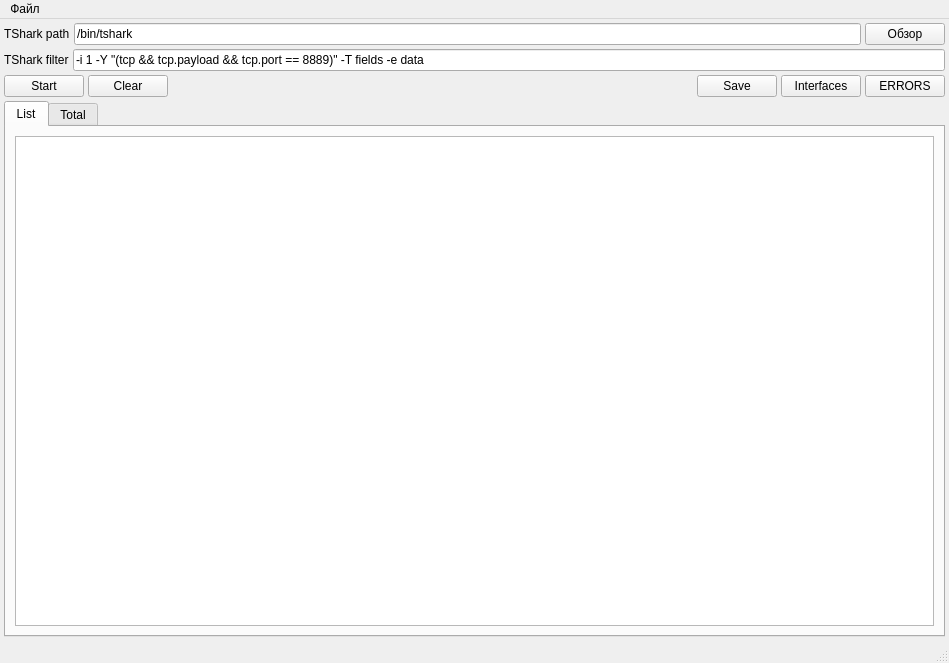
Before: the Qt Designer form mainwindow.ui in eSkry/GPC, drawn with Qt 5.
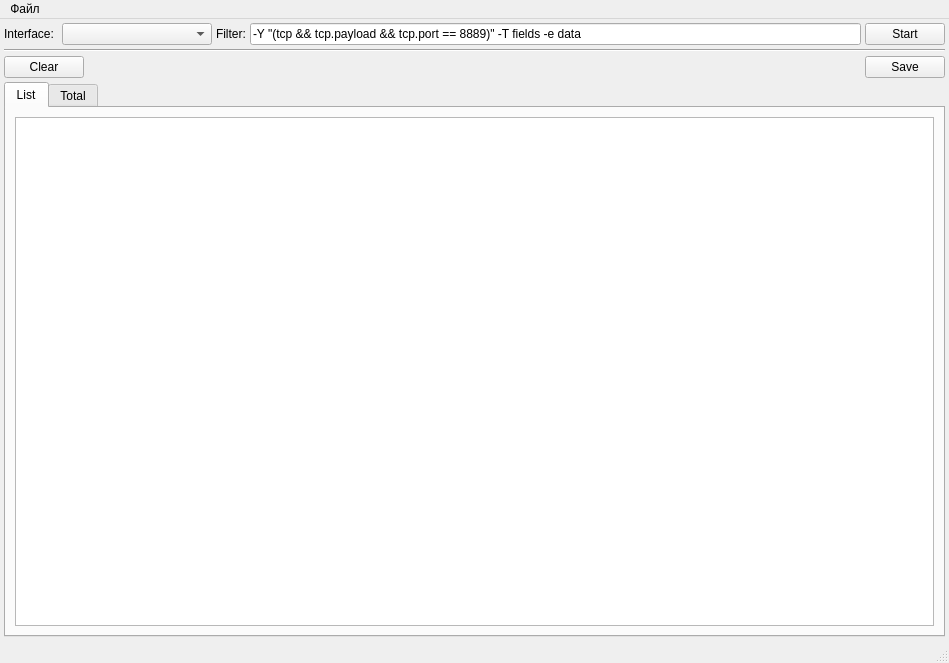
After: the same form once the commit is applied.

```diff
--- a/mainwindow.ui
+++ b/mainwindow.ui
@@ -39,56 +39,38 @@
     <item>
      <layout class="QVBoxLayout" name="verticalLayout" stretch="0,0,0,1">
       <item>
-       <layout class="QHBoxLayout" name="horizontalLayout">
+       <layout class="QHBoxLayout" name="horizontalLayout_7" stretch="0,0,0,1,0">
         <item>
          <widget class="QLabel" name="label">
           <property name="text">
-           <string>TShark path</string>
+           <string>Interface: </string>
           </property>
          </widget>
         </item>
         <item>
-         <widget class="QLineEdit" name="tsharkLineEdit">
+         <widget class="QComboBox" name="interfaceCombobox">
           <property name="minimumSize">
            <size>
-            <width>500</width>
+            <width>150</width>
             <height>0</height>
            </size>
           </property>
-          <property name="text">
-           <string>/bin/tshark</string>
-          </property>
          </widget>
         </item>
-        <item>
-         <widget class="QPushButton" name="btn_tsharkPathOpen">
-          <property name="text">
-           <string>Обзор</string>
-          </property>
-         </widget>
-        </item>
-       </layout>
-      </item>
-      <item>
-       <layout class="QHBoxLayout" name="horizontalLayout_4">
         <item>
          <widget class="QLabel" name="label_2">
           <property name="text">
-           <string>TShark filter</string>
+           <string>Filter:</string>
           </property>
          </widget>
         </item>
         <item>
          <widget class="QLineEdit" name="tsharkFilterLine">
           <property name="text">
-           <string>-i 1 -Y &quot;(tcp &amp;&amp; tcp.payload &amp;&amp; tcp.port == 8889)&quot; -T fields -e data</string>
+           <string>-Y &quot;(tcp &amp;&amp; tcp.payload &amp;&amp; tcp.port == 8889)&quot; -T fields -e data</string>
           </property>
          </widget>
         </item>
-       </layout>
-      </item>
-      <item>
-       <layout class="QHBoxLayout" name="horizontalLayout_3">
         <item>
          <widget class="QPushButton" name="btnStartSniff">
           <property name="text">
@@ -96,6 +78,17 @@
           </property>
          </widget>
         </item>
+       </layout>
+      </item>
+      <item>
+       <widget class="Line" name="line">
+        <property name="orientation">
+         <enum>Qt::Horizontal</enum>
+        </property>
+       </widget>
+      </item>
+      <item>
+       <layout class="QHBoxLayout" name="horizontalLayout_3">
         <item>
          <widget class="QPushButton" name="btnClearData">
           <property name="text">
@@ -123,20 +116,6 @@
           </property>
          </widget>
         </item>
-        <item>
-         <widget class="QPushButton" name="pushButton">
-          <property name="text">
-           <string>Interfaces</string>
-          </property>
-         </widget>
-        </item>
-        <item>
-         <widget class="QPushButton" name="btnErrors">
-          <property name="text">
-           <string>ERRORS</string>
-          </property>
-         </widget>
-        </item>
        </layout>
       </item>
       <item>
```
Left out of the diff: 16 changed lines with no effect on the pictures.
